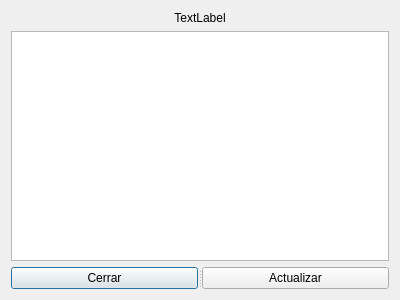
This is stock.ui in Ladis72/tienda as Qt 5 draws it before an edit. The edited form follows.
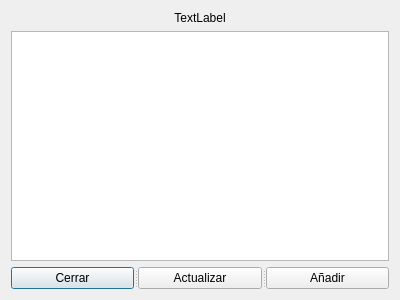
This is the edited form.

Commit message: gestion de stock

Diff of the .ui file:
```diff
--- a/stock.ui
+++ b/stock.ui
@@ -42,6 +42,11 @@
        <string>Actualizar</string>
       </property>
      </widget>
+     <widget class="QPushButton" name="pushButton">
+      <property name="text">
+       <string>Añadir</string>
+      </property>
+     </widget>
     </widget>
    </item>
   </layout>
```
The commit also changes 2 other files.
